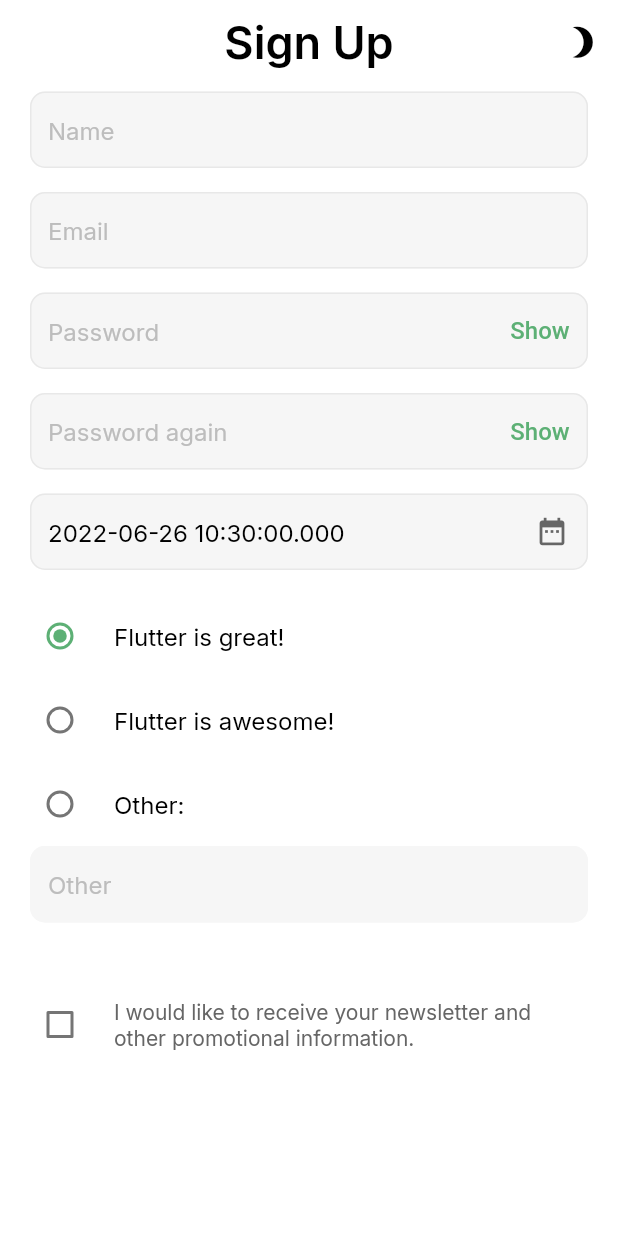
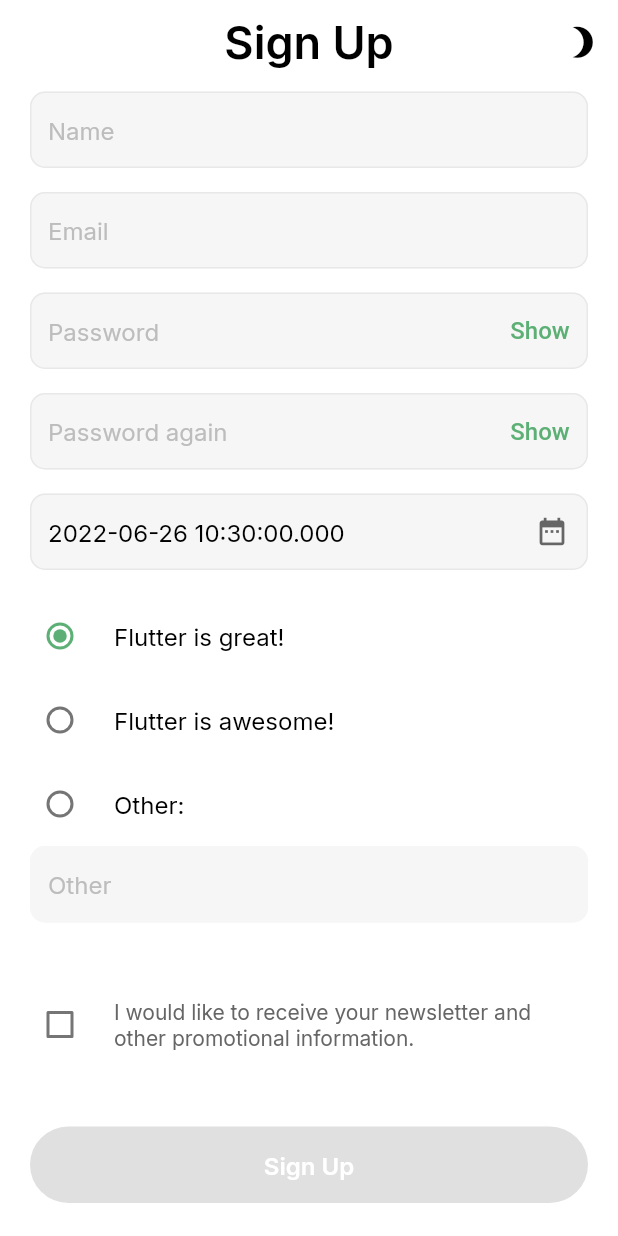
Before and after one commit to deam91/validate_your_input, a Flutter app: the screen it shows after launch, on a phone screen of 412 x 824 dp. Run offline on Flutter 3.47's test engine with Material 2 defaults, Android fonts, the light colour scheme and no system bars; drawn by our look-alikes of reactive_forms; our stand-ins replace get_it, google_fonts, shared_preferences; generated files the repository leaves out were written again.

Commit message:
Add sign up and forgot password buttons

```diff
--- a/lib/features/signup/custom_form.dart
+++ b/lib/features/signup/custom_form.dart
@@ -283,6 +283,54 @@
           const SizedBox(
             height: 40,
           ),
+          Row(
+            children: [
+              Expanded(
+                child: ReactiveFormConsumer(
+                  builder: (context, form, child) {
+                    return ElevatedButton(
+                      style: ElevatedButton.styleFrom(
+                        shape: const StadiumBorder(),
+                        elevation: 0,
+                        onSurface: ColorName.primary.withOpacity(1),
+                        primary: ColorName.primary,
+                        fixedSize: const Size.fromHeight(51),
+                      ),
+                      onPressed: form.valid
+                          ? () {
+                              if (kDebugMode) {
+                                print(form.value);
+                              }
+                            }
+                          : null,
+                      child: const Text(
+                        'Sign Up',
+                        style: TextStyle(
+                          fontSize: 16,
+                          fontWeight: FontWeight.w600,
+                          color: Colors.white,
+                        ),
+                      ),
+                    );
+                  },
+                ),
+              ),
+            ],
+          ),
+          const SizedBox(
+            height: 16,
+          ),
+          TextButton(
+            onPressed: () {},
+            child: const Text(
+              'Forgot your password?',
+              style: TextStyle(
+                fontSize: 16,
+                fontWeight: FontWeight.w600,
+                color: ColorName.primary,
+              ),
+            ),
+          )
         ],
       ),
     );
```
